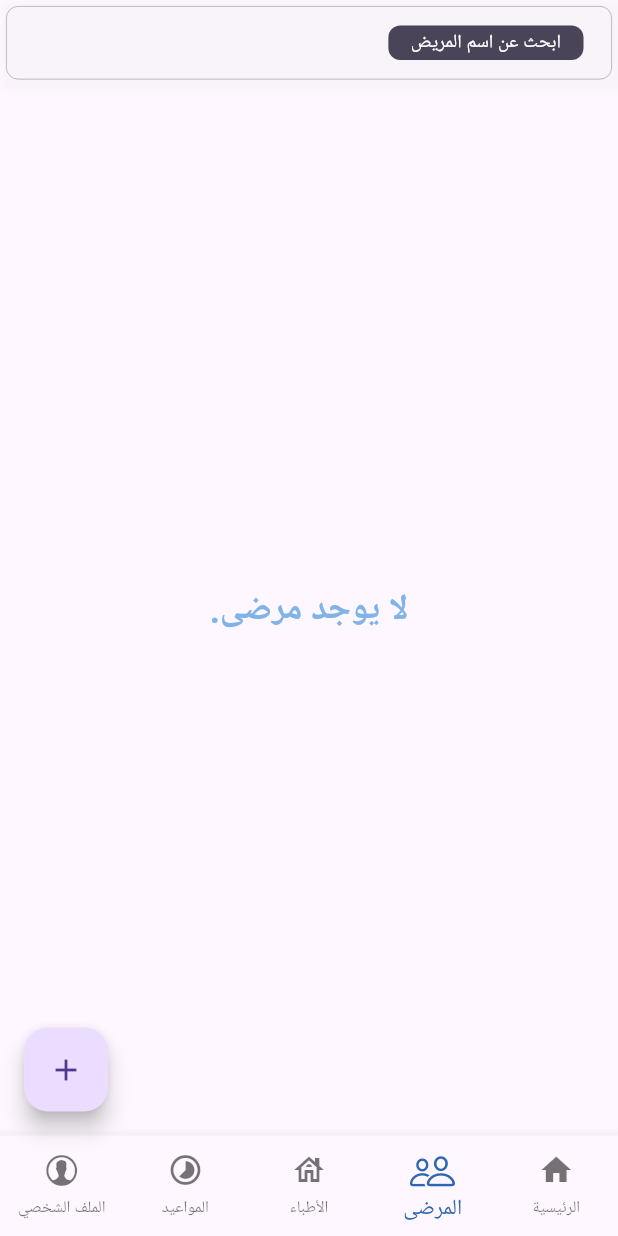
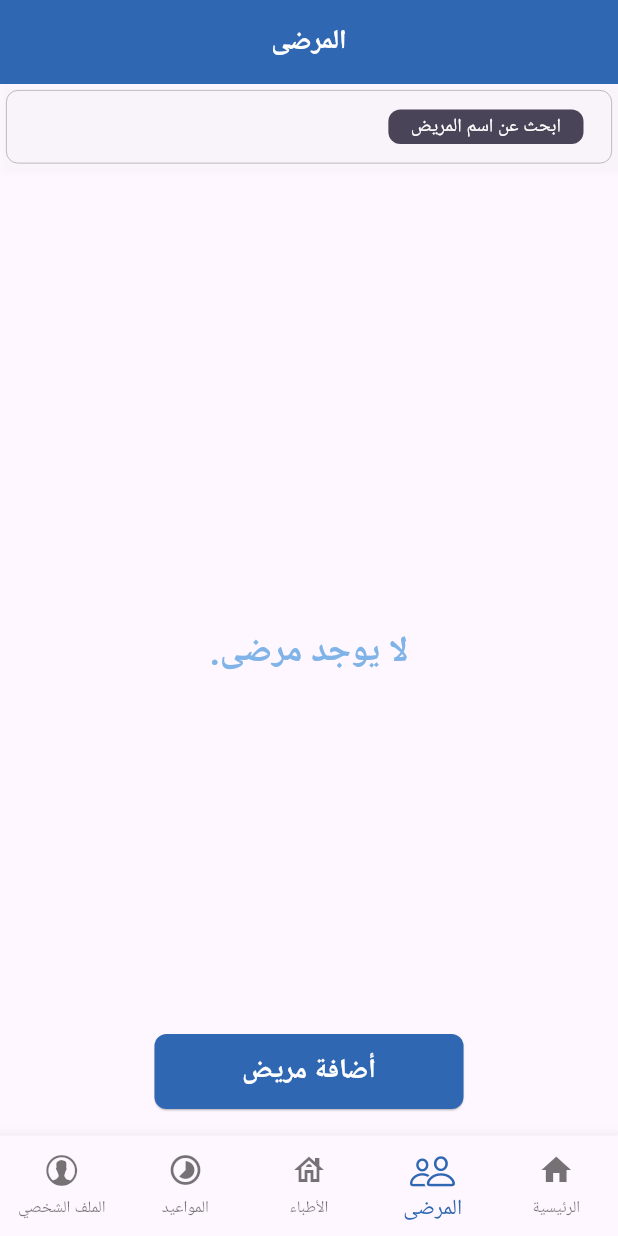
Before and after one commit to Taherabbas12/hostpital_managment_mohamed_hassan, a Flutter app: the screen it shows after launch, item 2 of the bottom bar chosen, on a phone screen of 412 x 824 dp. Run offline on Flutter 3.47's test engine with Material 3 defaults, Android fonts, the phone set to English and light mode, and no system bars; our stand-ins replace flutter_screenutil, get, sqflite; accounts and stored records are empty.

Commit message:
first commit

```diff
--- a/lib/controllers/dashboard_controller.dart
+++ b/lib/controllers/dashboard_controller.dart
@@ -25,6 +25,13 @@ class DashboardController extends GetxController {
   ];
   RxInt indexView = RxInt(0);
   Widget getWidget() => widgets[indexView.value].widget;
+  String getTitle() => widgets[indexView.value].name;
+  String getText() =>
+      'أضافة ${indexView.value == 1
+          ? 'مريض'
+          : indexView.value == 2
+          ? 'دكتور'
+          : 'حجز'}';
   void changeIndexView(int index) {
     indexView.value = index;
   }
--- a/lib/ui/dasboard/dashboard_screen.dart
+++ b/lib/ui/dasboard/dashboard_screen.dart
@@ -2,9 +2,12 @@
 
 import 'package:flutter/material.dart';
 import 'package:get/get.dart';
+import 'package:hostpital_managment/utils/constants/style_app.dart';
 
 import '../../controllers/dashboard_controller.dart';
 import '../../utils/constants/color_app.dart';
+import '../../utils/constants/values_constant.dart';
+import '../widgets/actions_button.dart';
 
 class DashboardScreen extends StatelessWidget {
   DashboardScreen({super.key});
@@ -12,10 +15,31 @@ class DashboardScreen extends StatelessWidget {
   @override
   Widget build(BuildContext context) {
     return Scaffold(
+      appBar: AppBar(
+        centerTitle: true,
+        title: Obx(
+          () => Text(
+            dashboardController.getTitle(),
+            style: StringStyle.textButtom,
+          ),
+        ),
+        backgroundColor: ColorApp.secondryColor,
+      ),
       body: SafeArea(child: Obx(() => dashboardController.getWidget())),
-      floatingActionButton: FloatingActionButton(
-        onPressed: dashboardController.viewAddAnyType,
-        child: Icon(Icons.add),
+      floatingActionButtonLocation: FloatingActionButtonLocation.centerFloat,
+      floatingActionButton: Obx(
+        () =>
+            dashboardController.indexView.value > 0 &&
+                    dashboardController.indexView.value < 4
+                ? SizedBox(
+                  width: Values.width * 0.5,
+                  child: BottonsC.action2(
+                    dashboardController.getText(),
+                    dashboardController.viewAddAnyType,
+                    color: ColorApp.secondryColor,
+                  ),
+                )
+                : SizedBox(),
       ),
       bottomNavigationBar: Obx(
         () => BottomNavigationBar(
```
